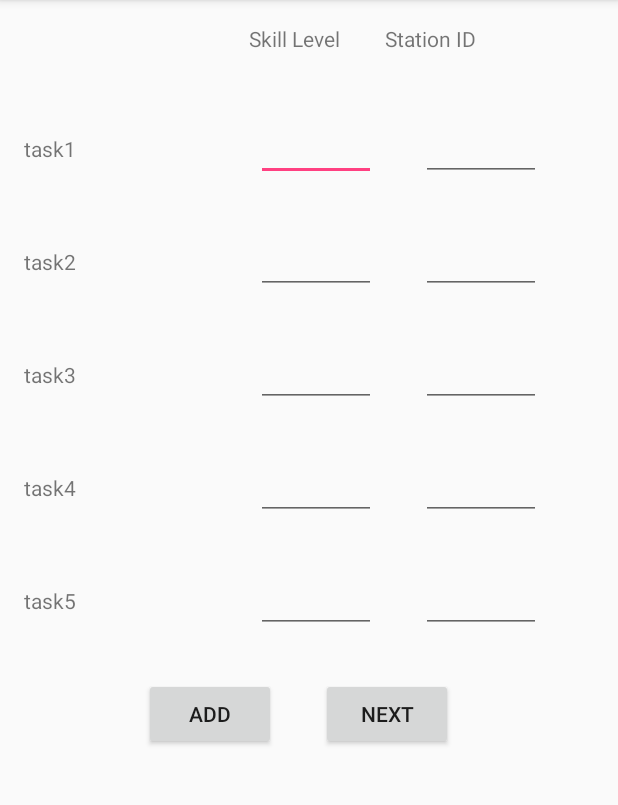
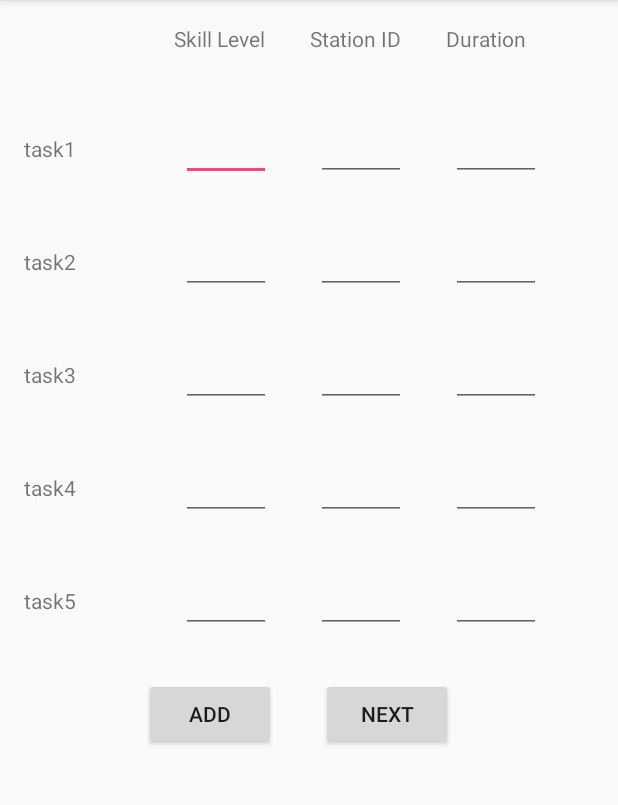
Before and after one commit to wysxhlyy/TechinicianScheduler, an Android app: the ScheduleStep2 screen opened directly, with no data from a screen before it, on a phone screen of 412 x 824 dp, the part 84-889 px from its top. Run offline under Robolectric (Android 15) with nearby library versions, the phone set to English and light mode, and no system bars; 1 statement that could not run was skipped.

```diff
--- a/app/src/main/java/com/example/mario/techinicianscheduler/Manager/ScheduleStep2.java
+++ b/app/src/main/java/com/example/mario/techinicianscheduler/Manager/ScheduleStep2.java
@@ -21,6 +21,9 @@ public class ScheduleStep2 extends AppCompatActivity implements View.OnClickList
     private EditText stationId4;
     private EditText skillLevel5;
     private EditText stationId5;
+    private EditText duration1;
+    private EditText duration2;
+    private EditText duration3;
 
     private Button addTaskBtn;
     private Button next2;
@@ -55,6 +58,9 @@ public class ScheduleStep2 extends AppCompatActivity implements View.OnClickList
         stationId3=(EditText)findViewById(R.id.stationId3);
         stationId4=(EditText)findViewById(R.id.stationId4);
         stationId5=(EditText)findViewById(R.id.stationId5);
+        duration1=(EditText)findViewById(R.id.duration1);
+        duration2=(EditText)findViewById(R.id.duration2);
+        duration3=(EditText)findViewById(R.id.duration3);
         addTaskBtn=(Button)findViewById(R.id.addTaskBtn);
         next2=(Button)findViewById(R.id.next2);
         tasks=new Bundle();
@@ -78,19 +84,19 @@ public class ScheduleStep2 extends AppCompatActivity implements View.OnClickList
     private void getTaskData() {
         if(skillLevel1.getText().toString()==null||stationId1.getText().toString()==null){
         }else {
-            tasks.putString("task"+taskCount,skillLevel1.getText().toString()+","+stationId1.getText().toString());
+            tasks.putString("task"+taskCount,skillLevel1.getText().toString()+","+stationId1.getText().toString()+","+duration1.getText().toString());
             taskCount++;
         }
 
         if(skillLevel2.getText().toString()==null||stationId2.getText().toString()==null){
         }else {
-            tasks.putString("task"+taskCount,skillLevel2.getText().toString()+","+stationId2.getText().toString());
+            tasks.putString("task"+taskCount,skillLevel2.getText().toString()+","+stationId2.getText().toString()+","+duration2.getText().toString());
             taskCount++;
         }
 
         if(skillLevel3.getText().toString()==null||stationId3.getText().toString()==null){
         }else {
-            tasks.putString("task"+taskCount,skillLevel3.getText().toString()+","+stationId3.getText().toString());
+            tasks.putString("task"+taskCount,skillLevel3.getText().toString()+","+stationId3.getText().toString()+","+duration3.getText().toString());
             taskCount++;
         }
     }
--- a/app/src/main/java/com/example/mario/techinicianscheduler/Manager/ScheduleStep3.java
+++ b/app/src/main/java/com/example/mario/techinicianscheduler/Manager/ScheduleStep3.java
@@ -66,6 +66,8 @@ public class ScheduleStep3 extends AppCompatActivity implements CompoundButton.O
             Task t=new Task();
             t.setSkillRequirement(Integer.parseInt(split[0]));
             t.setStationId(split[1]);
+            t.setDuration(Integer.parseInt(split[2]));
+            t.setId(i);
             tasks.add(t);
         }
 
@@ -163,7 +165,6 @@ public class ScheduleStep3 extends AppCompatActivity implements CompoundButton.O
                     for(int i=1;i<taskNum+1;i++){
                         tasks.get(i-1).setPosition(new LatLng(Double.parseDouble(jsonObject.getString("stationLat"+i)),Double.parseDouble(jsonObject.getString("stationLong"+i))));
                         tasks.get(i-1).setStationName(jsonObject.getString("stationName"+i));
-                        tasks.get(i-1).setDuration(60);                                           //set Default duration
                         Log.d("latitude"+i,jsonObject.getString("stationLat"+i));
                     }
 
--- a/app/src/main/res/layout/activity_schedule_step2.xml
+++ b/app/src/main/res/layout/activity_schedule_step2.xml
@@ -16,7 +16,7 @@
         android:layout_width="wrap_content"
         android:layout_height="wrap_content"
         android:orientation="horizontal"
-        android:layout_marginLeft="150dp"
+        android:layout_marginLeft="100dp"
         >
 
         <TextView
@@ -30,6 +30,13 @@
             android:layout_height="wrap_content"
             android:layout_marginLeft="30dp"
             android:text="Station ID"/>
+
+        <TextView
+            android:layout_width="wrap_content"
+            android:layout_height="wrap_content"
+            android:layout_marginLeft="30dp"
+            android:text="Duration"
+            />
 
     </LinearLayout>
 
@@ -45,16 +52,23 @@
             />
 
         <EditText
-            android:layout_width="80dp"
+            android:layout_width="60dp"
             android:layout_height="wrap_content"
             android:id="@+id/skillLevel1"
-            android:layout_marginLeft="120dp"
+            android:layout_marginLeft="70dp"
             />
 
         <EditText
-            android:layout_width="80dp"
+            android:layout_width="60dp"
             android:layout_height="wrap_content"
             android:id="@+id/stationId1"
+            android:layout_marginLeft="30dp"
+            />
+
+        <EditText
+            android:layout_width="60dp"
+            android:layout_height="wrap_content"
+            android:id="@+id/duration1"
             android:layout_marginLeft="30dp"
             />
 
@@ -73,16 +87,23 @@
             />
 
         <EditText
-            android:layout_width="80dp"
+            android:layout_width="60dp"
             android:layout_height="wrap_content"
             android:id="@+id/skillLevel2"
-            android:layout_marginLeft="120dp"
+            android:layout_marginLeft="70dp"
             />
 
         <EditText
-            android:layout_width="80dp"
+            android:layout_width="60dp"
             android:layout_height="wrap_content"
             android:id="@+id/stationId2"
+            android:layout_marginLeft="30dp"
+            />
+
+        <EditText
+            android:layout_width="60dp"
+            android:layout_height="wrap_content"
+            android:id="@+id/duration2"
             android:layout_marginLeft="30dp"
             />
 
@@ -101,16 +122,23 @@
             />
 
         <EditText
-            android:layout_width="80dp"
+            android:layout_width="60dp"
             android:layout_height="wrap_content"
             android:id="@+id/skillLevel3"
-            android:layout_marginLeft="120dp"
+            android:layout_marginLeft="70dp"
             />
 
         <EditText
-            android:layout_width="80dp"
+            android:layout_width="60dp"
             android:layout_height="wrap_content"
             android:id="@+id/stationId3"
+            android:layout_marginLeft="30dp"
+            />
+
+        <EditText
+            android:layout_width="60dp"
+            android:layout_height="wrap_content"
+            android:id="@+id/duration3"
             android:layout_marginLeft="30dp"
             />
 
@@ -129,16 +157,23 @@
             />
 
         <EditText
-            android:layout_width="80dp"
+            android:layout_width="60dp"
             android:layout_height="wrap_content"
             android:id="@+id/skillLevel4"
-            android:layout_marginLeft="120dp"
+            android:layout_marginLeft="70dp"
             />
 
         <EditText
-            android:layout_width="80dp"
+            android:layout_width="60dp"
             android:layout_height="wrap_content"
             android:id="@+id/stationId4"
+            android:layout_marginLeft="30dp"
+            />
+
+        <EditText
+            android:layout_width="60dp"
+            android:layout_height="wrap_content"
+            android:id="@+id/duration4"
             android:layout_marginLeft="30dp"
             />
 
@@ -157,16 +192,23 @@
             />
 
         <EditText
-            android:layout_width="80dp"
+            android:layout_width="60dp"
             android:layout_height="wrap_content"
             android:id="@+id/skillLevel5"
-            android:layout_marginLeft="120dp"
+            android:layout_marginLeft="70dp"
             />
 
         <EditText
-            android:layout_width="80dp"
+            android:layout_width="60dp"
             android:layout_height="wrap_content"
             android:id="@+id/stationId5"
+            android:layout_marginLeft="30dp"
+            />
+
+        <EditText
+            android:layout_width="60dp"
+            android:layout_height="wrap_content"
+            android:id="@+id/duration5"
             android:layout_marginLeft="30dp"
             />
 
```
Also changed, not shown: app/src/main/java/com/example/mario/techinicianscheduler/Manager/ScheduleResult.java (+109 -14 lines), app/src/main/res/layout/activity_schedule_result.xml (+7 -0 lines).
